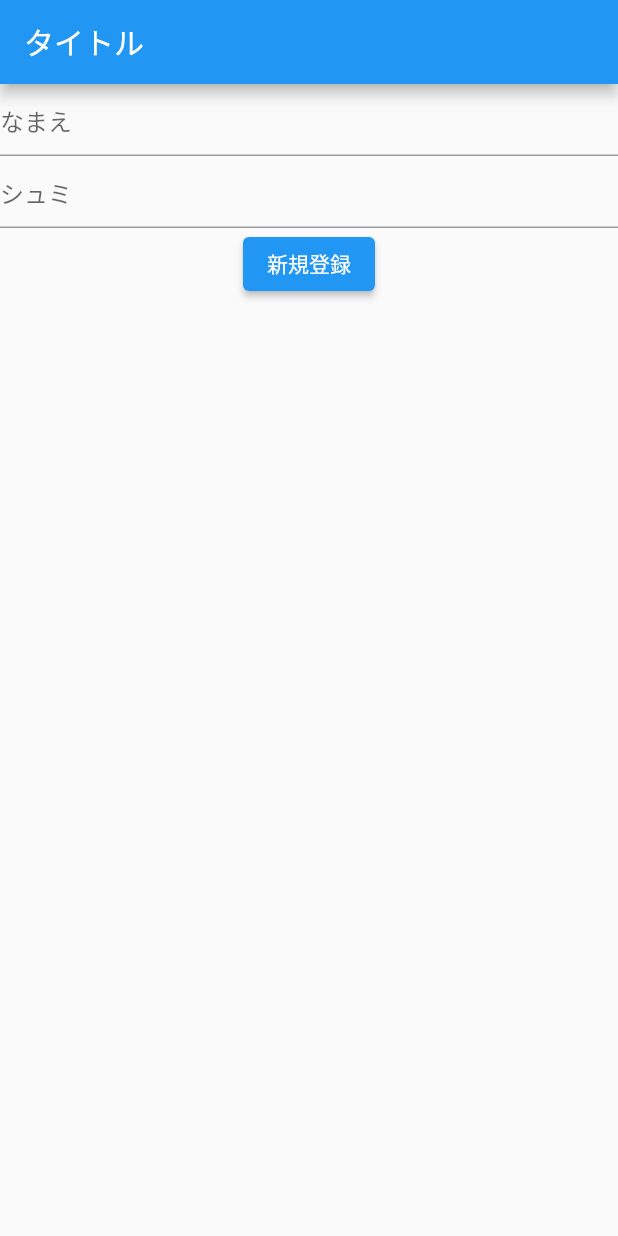
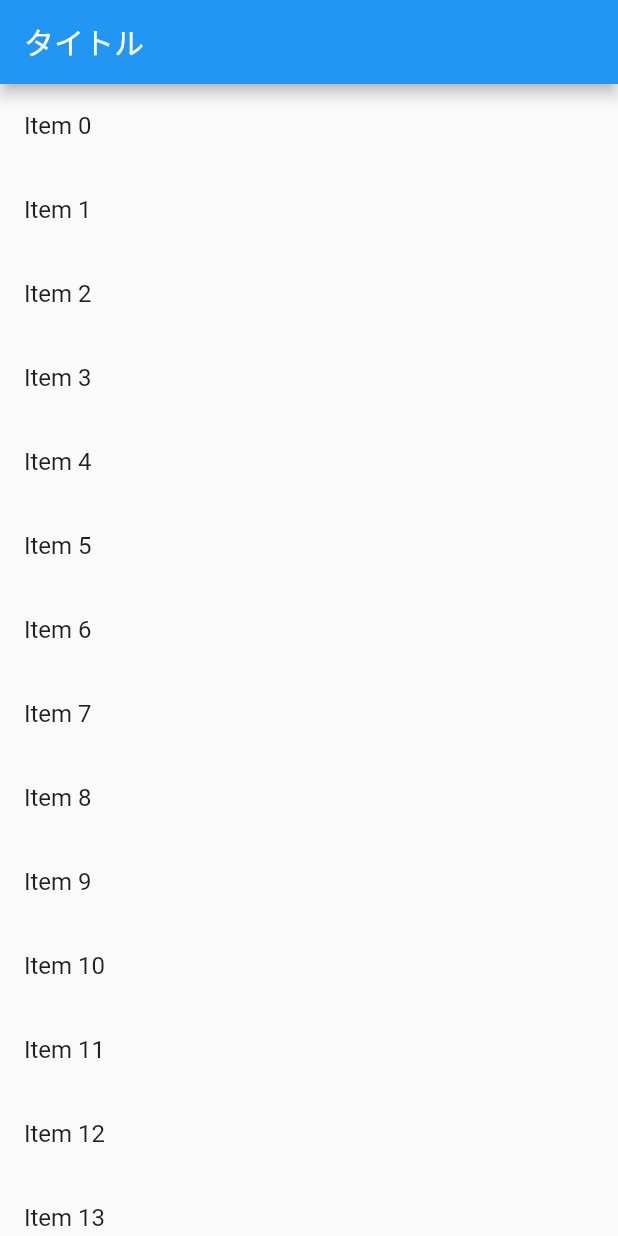
Before and after one commit to div-antk/flutter_basic, a Flutter app: the screen it shows after launch, on a phone screen of 412 x 824 dp. Run offline on Flutter 3.47's test engine with Material 2 defaults, Android fonts, the phone set to English and light mode, and no system bars.

Commit message:
リストを作成

```diff
--- a/lib/main.dart
+++ b/lib/main.dart
@@ -38,8 +38,7 @@ class _MyHomePageState extends State<MyHomePage> {
     });
   }
 
-  final myController = TextEditingController();
-  late String name;
+  final items = List<String>.generate(10000, (i) => "Item $i");
 
   @override
   Widget build(BuildContext context) {
@@ -48,27 +47,16 @@ class _MyHomePageState extends State<MyHomePage> {
         title: const Text('タイトル'),
       ),
       body: Container(
-          width: double.infinity,
-          child: Column(
-            children: [
-              TextField(
-                decoration: InputDecoration(hintText: 'なまえ'),
-                onChanged: (text) {
-                  name = text;
-                },
-              ),
-              TextField(
-                controller: myController,
-                decoration: InputDecoration(hintText: 'シュミ'),
-              ),
-              ElevatedButton(
-                child: Text('新規登録'),
-                onPressed: () {
-                  final hobbyText = myController.text;
-                },
-              ),
-            ],
-          )),
+        width: double.infinity,
+        child: ListView.builder(
+          itemCount: items.length,
+          itemBuilder: (context, index) {
+            return ListTile(
+              title: Text('${items[index]}'),
+            );
+          },
+        ),
+      ),
     );
   }
 }
```
